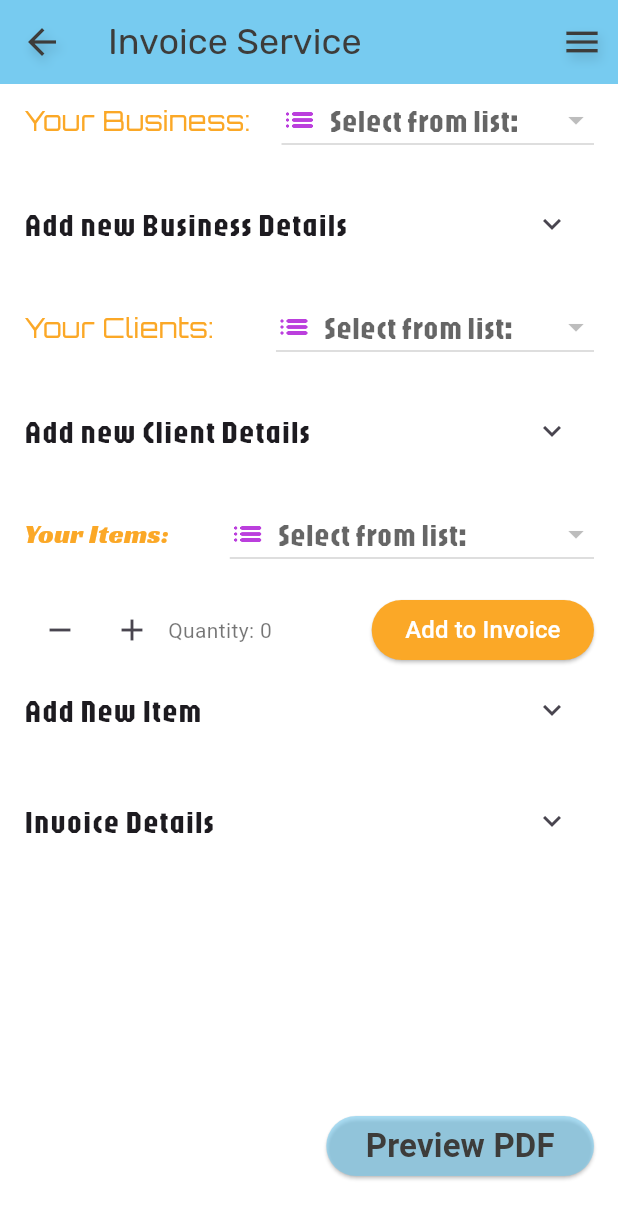
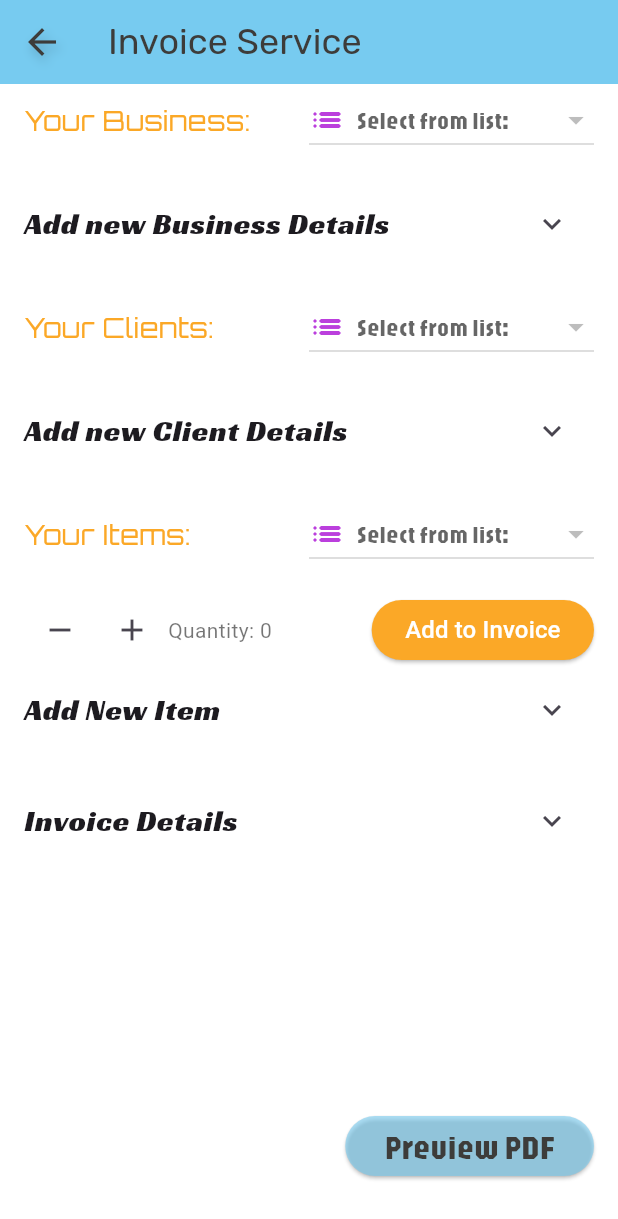
Before and after one commit to MichaelHiszpanski/business_manager, a Flutter app: the InvoiceManagerScreen screen opened by its route, on a phone screen of 412 x 824 dp. Shown: the top 1219 px of the screen. Run offline on Flutter 3.47's test engine with Material 3 defaults, Android fonts, the phone set to English and light mode, and no system bars; our stand-ins replace bloc, equatable, firebase_auth, firebase_core, flutter_bloc, flutter_colorpicker and 11 more; accounts and stored records are empty; project files that could hold a hidden picture were left out.

Commit message:
icons, hive, block for invoice manager

```diff
--- a/lib/core/main_utils/app_routes/app_routes.dart
+++ b/lib/core/main_utils/app_routes/app_routes.dart
@@ -3,7 +3,7 @@ import 'package:business_manager/core/screens/sign_in_screen.dart';
 import 'package:business_manager/feature/services/invoice_manager/presentation/screens/add_business_owner_screen.dart';
 import 'package:business_manager/feature/services/invoice_manager/presentation/screens/invoice_manager_screen.dart';
 import 'package:business_manager/feature/services/to_do_list/presentation/screens/add_item_page.dart';
-import 'package:business_manager/feature/services/to_do_list/presentation/screens/to_do_page.dart';
+import 'package:business_manager/feature/services/to_do_list/presentation/screens/to_do_list_screen.dart';
 import 'package:business_manager/feature/services/work_manager/presentation/screens/add_new_event_screen.dart';
 import 'package:business_manager/feature/services/work_manager/presentation/screens/work_manager_screen.dart';
 import 'package:flutter/material.dart';
@@ -35,7 +35,7 @@ class AppRoutes {
 
   static final routes = <String, WidgetBuilder>{
     homePage: (context) => const HomePage(title: "Home Page"),
-    toDoPage: (context) => const ToDoPage(),
+    toDoPage: (context) => const ToDoListScreen(),
     signIn: (context) => SignInScreen(),
     addItemPage: (context) => AddItemPage(),
     loadAppDataScreen: (context) => const LoadAppDataScreen(),
--- a/lib/core/main_utils/main_bloc/main_state.dart
+++ b/lib/core/main_utils/main_bloc/main_state.dart
@@ -16,7 +16,11 @@ final class MainLoaded extends MainState {
   final User user;
   final List<ToDoItem>? todos;
 
-  const MainLoaded({required this.authToken, required this.user, this.todos});
+  const MainLoaded({
+    required this.authToken,
+    required this.user,
+    this.todos,
+  });
 
   @override
   List<Object?> get props => [authToken, user, todos];
--- a/lib/core/storage_hive/hive_properites.dart
+++ b/lib/core/storage_hive/hive_properites.dart
@@ -3,6 +3,7 @@ class HiveProperties {
 
   static const int toDoListID = 2;
   static const int workManagerID = 3;
+  static const int invoiceManagerID = 4;
 }
 
 class HiveToDoListProperties {
@@ -19,6 +20,17 @@ class HiveToDoListProperties {
 class HiveWorkManagerProperties {
   static const String TO_WORK_MANAGER_DATA_BOX = "TO_WORK_MANAGER_DATA_BOX";
   static const String TO_WORK_MANAGER_DATA_KEY = "TO_WORK_MANAGER_DATA_KEY";
+  static const int eventName = 0;
+  static const int eventDescription = 1;
+  static const int startDate = 2;
+  static const int finishDate = 3;
+  static const int backgroundColor = 4;
+  static const int isAllDay = 5;
+}
+
+class HiveInvoiceManagerProperties {
+  static const String TO_INVOICE_MANAGER_DATA_BOX = "TO_INVOICE_MANAGER_DATA_BOX";
+  static const String TO_INVOICE_MANAGER_DATA_KEY = "TO_INVOICE_MANAGER_ATA_KEY";
   static const int id = 0;
   static const int title = 1;
   static const int content = 2;
--- a/lib/core/widgets/custom_app_bar/custom_app_bar.dart
+++ b/lib/core/widgets/custom_app_bar/custom_app_bar.dart
@@ -4,11 +4,13 @@ import 'package:flutter/material.dart';
 class CustomAppBar extends StatelessWidget implements PreferredSizeWidget {
   final String title;
   final VoidCallback onMenuPressed;
+  final bool? isActionButtonAvailable;
 
   const CustomAppBar({
     super.key,
     required this.title,
     required this.onMenuPressed,
+    this.isActionButtonAvailable = false,
   });
 
   @override
@@ -36,6 +38,7 @@ class CustomAppBar extends StatelessWidget implements PreferredSizeWidget {
         ],
       ),
       actions: [
+        if (isActionButtonAvailable!) ...[
           IconButton(
             icon: const Icon(
               Icons.menu,
@@ -43,6 +46,7 @@ class CustomAppBar extends StatelessWidget implements PreferredSizeWidget {
             ),
             onPressed: onMenuPressed,
           ),
+        ]
       ],
     );
   }
--- a/lib/feature/services/invoice_manager/bloc/invoice_manager_event.dart
+++ b/lib/feature/services/invoice_manager/bloc/invoice_manager_event.dart
@@ -6,3 +6,28 @@ sealed class InvoiceManagerEvent extends Equatable {
   @override
   List<Object> get props => [];
 }
+
+class InvoiceManagerAddBusiness extends InvoiceManagerEvent {
+  final BusinessDetailsModel businessDetailsData;
+
+  const InvoiceManagerAddBusiness({required this.businessDetailsData});
+
+  @override
+  List<Object> get props => [businessDetailsData];
+}
+
+class InvoiceManagerAddClient extends InvoiceManagerEvent {
+  final ClientDetailsModel clientDetailsData;
+
+  const InvoiceManagerAddClient({required this.clientDetailsData});
+
+  @override
+  List<Object> get props => [clientDetailsData];
+}
+
+class InvoiceManagerDisplay extends InvoiceManagerEvent {
+  const InvoiceManagerDisplay();
+
+  @override
+  List<Object> get props => [];
+}
--- a/lib/feature/services/invoice_manager/presentation/screens/invoice_manager_screen.dart
+++ b/lib/feature/services/invoice_manager/presentation/screens/invoice_manager_screen.dart
@@ -132,12 +132,14 @@ class _InvoiceManagerScreenState extends State<InvoiceManagerScreen> {
             children: [
               Row(
                 children: [
-                  const Text(
-                    "Your Business:    ",
+                  const  Expanded(
+                   child: Text(
+                      "Your Business:",
                       style: TextStyle(
                         fontFamily: "Orbitron",
                         fontSize: 18,
                         color: Pallete.colorFive,
+                      ),
                     ),
                  ),
                   Expanded(
@@ -174,12 +176,14 @@ class _InvoiceManagerScreenState extends State<InvoiceManagerScreen> {
               const SizedBox(height: Constants.padding16),
               Row(
                 children: [
-                  const Text(
-                    "Your Clients:        ",
+                  const  Expanded(
+                    child: Text(
+                      "Your Clients:",
                       style: TextStyle(
                         fontFamily: "Orbitron",
                         fontSize: 18,
                         color: Pallete.colorFive,
+                      ),
                     ),
                   ),
                   Expanded(
@@ -214,12 +218,14 @@ class _InvoiceManagerScreenState extends State<InvoiceManagerScreen> {
               const SizedBox(height: Constants.padding16),
               Row(
                 children: [
-                  const Text(
-                    "Your Items:           ",
+                  Expanded(
+                    child: const Text(
+                      "Your Items:",
                       style: TextStyle(
-                      fontFamily: "Racing",
+                        fontFamily: "Orbitron",
                         fontSize: 18,
                         color: Pallete.colorFive,
+                      ),
                     ),
                   ),
                   Expanded(
--- a/lib/feature/services/invoice_manager/presentation/widgets/drop_down_list.dart
+++ b/lib/feature/services/invoice_manager/presentation/widgets/drop_down_list.dart
@@ -36,7 +36,7 @@ class _DropDownListState<T extends Equatable> extends State<DropDownList<T>> {
             "Select from list:",
             style: TextStyle(
               fontFamily: 'Jaro',
-              fontSize: 20,
+              fontSize: 16,
             ),
           ),
         ],
--- a/lib/feature/services/invoice_manager/presentation/widgets/expansion_tile_wrapper.dart
+++ b/lib/feature/services/invoice_manager/presentation/widgets/expansion_tile_wrapper.dart
@@ -26,7 +26,7 @@ class ExpansionTileWrapper extends StatelessWidget {
         title: Text(
           title,
           style: const TextStyle(
-            fontFamily: 'Jaro',
+            fontFamily: 'Racing',
             fontSize: 20,
           ),
         ),
--- a/lib/feature/services/invoice_manager/presentation/widgets/invoice_custom_floating_button.dart
+++ b/lib/feature/services/invoice_manager/presentation/widgets/invoice_custom_floating_button.dart
@@ -69,7 +69,8 @@ class InvoiceCustomFloatingButton extends StatelessWidget {
           style: TextStyle(
             color: Pallete.colorOne,
             fontSize: 22,
-            fontWeight: FontWeight.w700,
+            fontWeight: FontWeight.w200,
+            fontFamily: "Jaro",
           ),
         ),
       ),
--- a/lib/feature/services/to_do_list/data/to_do_hive/to_do_data_hive.dart
+++ b/lib/feature/services/to_do_list/data/to_do_hive/to_do_data_hive.dart
@@ -37,10 +37,6 @@ class ToDoItemHive extends Equatable {
             expiredDate ?? DateTime.now().add(const Duration(days: 60)),
         priority = priority ?? PriorityLevelEnum.LOW.toString().split('.').last;
 
-  // PriorityLevelEnum get priorityEnum => PriorityLevelEnum.values.firstWhere(
-  //     (e) => e.toString().split('.').last == priority,
-  //     orElse: () => PriorityLevelEnum.LOW);
-
   @override
   List<Object?> get props =>
       [id, title, content, dateTimeAdded, expiredDate, priority];
--- a/lib/feature/services/to_do_list/presentation/screens/edit_item_page.dart
+++ b/lib/feature/services/to_do_list/presentation/screens/edit_item_page.dart
@@ -121,7 +121,7 @@ class _EditItemPageState extends State<EditItemPage> {
 
   String? _validateValue(String? value) {
     if (value == null || value.isEmpty) {
-      return 'Please enter a to-do title.';
+      return 'Please enter a value.';
     }
     return null;
   }
--- a/lib/feature/services/work_manager/data/hive/work_manager_hive.dart
+++ b/lib/feature/services/work_manager/data/hive/work_manager_hive.dart
@@ -7,22 +7,22 @@ part 'work_manager_hive.g.dart';
 
 @HiveType(typeId: HiveProperties.workManagerID)
 class WorkManagerHive {
-  @HiveField(0)
+  @HiveField(HiveWorkManagerProperties.eventName)
   final String eventName;
 
-  @HiveField(1)
+  @HiveField(HiveWorkManagerProperties.eventDescription)
   final String eventDescription;
 
-  @HiveField(2)
+  @HiveField(HiveWorkManagerProperties.startDate)
   final DateTime startDate;
 
-  @HiveField(3)
+  @HiveField(HiveWorkManagerProperties.finishDate)
   final DateTime finishDate;
 
-  @HiveField(4)
+  @HiveField(HiveWorkManagerProperties.backgroundColor)
   final Color backgroundColor;
 
-  @HiveField(5)
+  @HiveField(HiveWorkManagerProperties.isAllDay)
   final bool isAllDay;
 
   WorkManagerHive({
--- a/pubspec.yaml
+++ b/pubspec.yaml
@@ -48,6 +48,7 @@ flutter_icons:
   android: "launcher_icon"
   ios: true
   image_path: "assets/images/earth.png"
+  cupertino_icons: ^1.0.3
 
 dev_dependencies:
   hive_generator: ^2.0.1
```
Also changed, not shown: lib/feature/services/invoice_manager/bloc/invoice_manager_bloc.dart (+10 -4 lines), lib/feature/services/invoice_manager/bloc/invoice_manager_state.dart (+16 -0 lines), lib/feature/services/to_do_list/presentation/screens/to_do_list_screen.dart (renamed from lib/feature/services/to_do_list/presentation/screens/to_do_page.dart, +5 -4 lines), 18 other files. Lines whose indentation alone changed are shown as unchanged.
